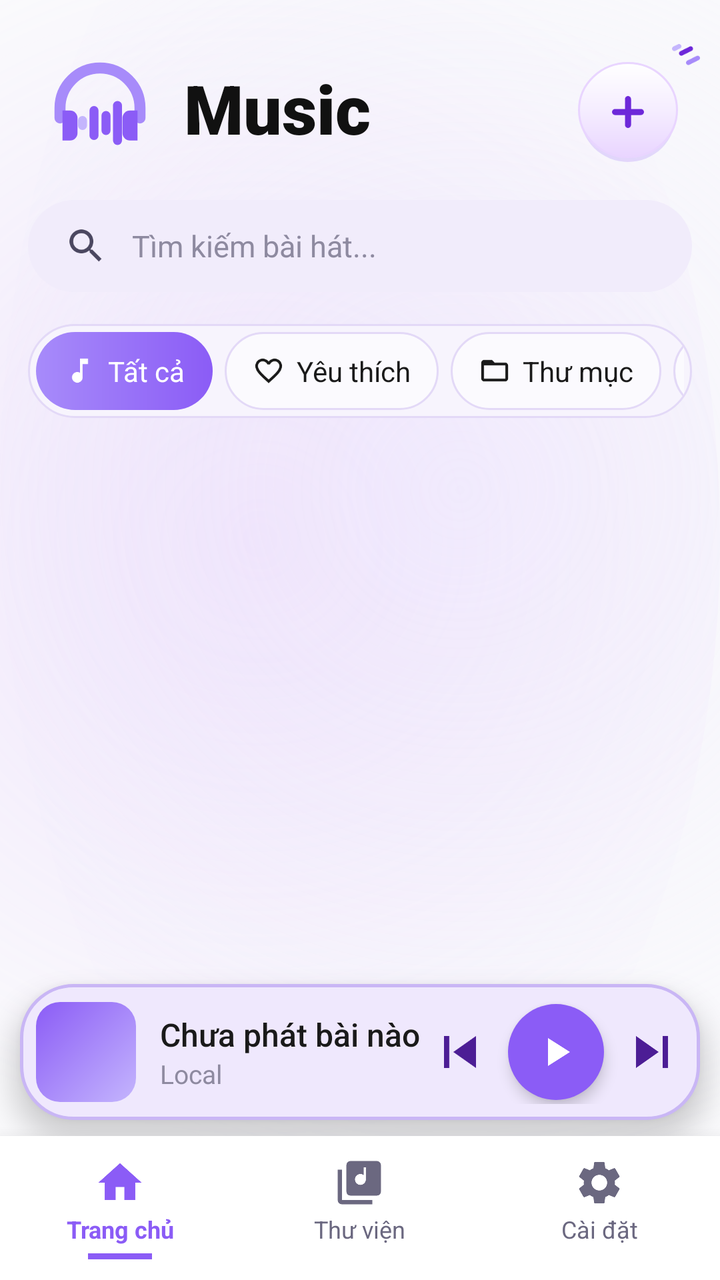
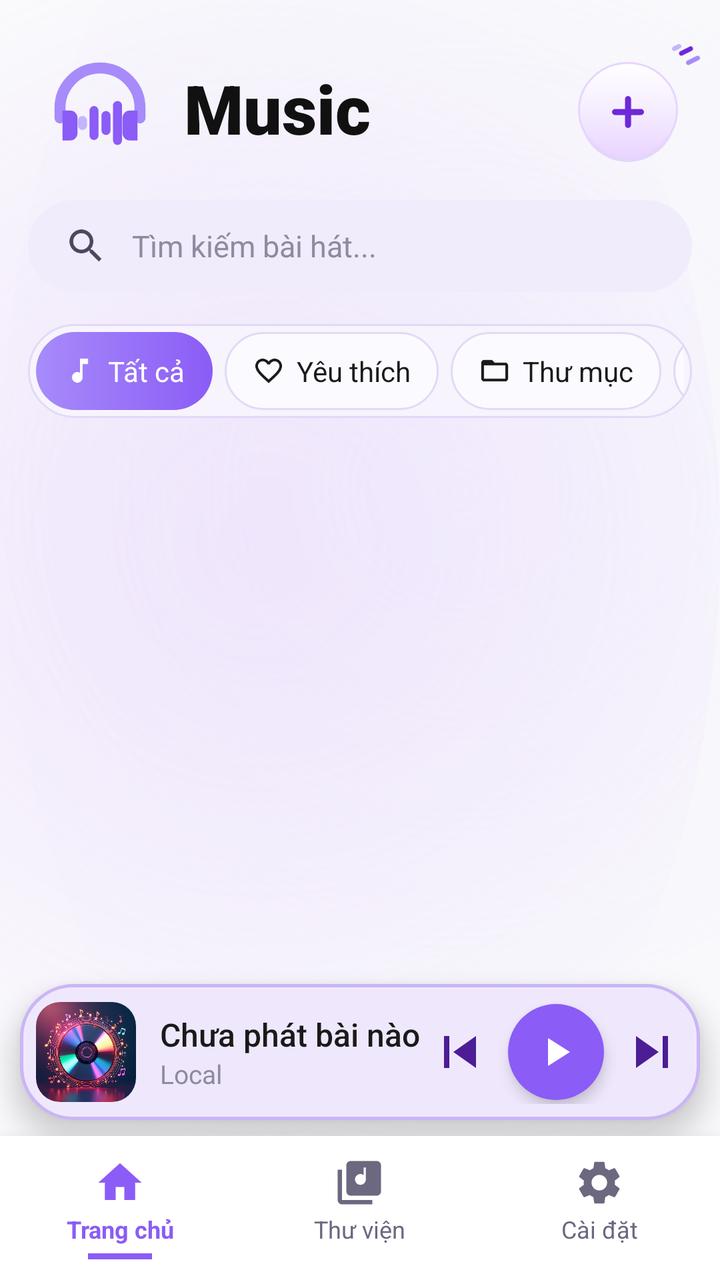

Before-and-after screenshots of an Android layout around one commit, followed by the original layout XML and the change that was made.
<!-- AndroidManifest.xml: application theme Theme.LocalMusic -->
<!-- res/layout/activity_main.xml -->
<?xml version="1.0" encoding="utf-8"?>
<androidx.constraintlayout.widget.ConstraintLayout xmlns:android="http://schemas.android.com/apk/res/android"
    xmlns:app="http://schemas.android.com/apk/res-auto"
    android:layout_width="match_parent"
    android:layout_height="match_parent"
    android:background="@drawable/bg_gradient_header">

    
    <LinearLayout
        android:id="@+id/headerLayout"
        android:layout_width="match_parent"
        android:layout_height="wrap_content"
        android:clipChildren="false"
        android:clipToPadding="false"
        android:gravity="center_vertical"
        android:orientation="horizontal"
        android:paddingHorizontal="20dp"
        android:paddingTop="24dp"
        android:paddingBottom="14dp"
        app:layout_constraintTop_toTopOf="parent">

        <ImageView
            android:layout_width="60dp"
            android:layout_height="60dp"
            android:src="@drawable/ic_logo_vector" />

        <TextView
            android:layout_width="0dp"
            android:layout_height="wrap_content"
            android:layout_marginStart="12dp"
            android:layout_weight="1"
            android:fontFamily="sans-serif-black"
            android:text="Music"
            android:textColor="#111111"
            android:textSize="34sp" />

        <androidx.constraintlayout.widget.ConstraintLayout
            android:layout_width="56dp"
            android:layout_height="56dp"
            android:clipChildren="false"
            android:clipToPadding="false">

            <ImageButton
                android:id="@+id/btnAdd"
                android:layout_width="52dp"
                android:layout_height="52dp"
                android:background="@drawable/bg_btn_add"
                android:src="@drawable/ic_add_purple"
                app:tint="@null"
                app:layout_constraintBottom_toBottomOf="parent"
                app:layout_constraintEnd_toEndOf="parent" />

            <ImageView
                android:layout_width="28dp"
                android:layout_height="28dp"
                android:src="@drawable/ic_sparkles"
                android:translationX="10dp"
                android:translationY="-8dp"
                app:layout_constraintEnd_toEndOf="@id/btnAdd"
                app:layout_constraintTop_toTopOf="@id/btnAdd" />
        </androidx.constraintlayout.widget.ConstraintLayout>

    </LinearLayout>

    
    <LinearLayout
        android:id="@+id/searchBar"
        android:layout_width="match_parent"
        android:layout_height="46dp"
        android:layout_marginHorizontal="14dp"
        android:layout_marginTop="2dp"
        android:background="@drawable/bg_search"
        android:gravity="center_vertical"
        android:orientation="horizontal"
        android:paddingHorizontal="18dp"
        app:layout_constraintTop_toBottomOf="@id/headerLayout">

        <ImageView
            android:layout_width="22dp"
            android:layout_height="22dp"
            android:src="@drawable/ic_search"
            app:tint="#4B4760" />

        <EditText
            android:id="@+id/etSearch"
            android:layout_width="match_parent"
            android:layout_height="match_parent"
            android:layout_marginStart="12dp"
            android:background="@null"
            android:hint="Tìm kiếm bài hát..."
            android:imeOptions="actionSearch"
            android:inputType="text"
            android:maxLines="1"
            android:textColor="@color/text_black"
            android:textColorHint="#8E8AA0"
            android:textSize="15sp" />
    </LinearLayout>

    
    <HorizontalScrollView
        android:id="@+id/categoriesLayout"
        android:layout_width="match_parent"
        android:layout_height="wrap_content"
        android:layout_marginHorizontal="14dp"
        android:layout_marginTop="16dp"
        android:background="@drawable/bg_category_bar"
        android:fillViewport="true"
        android:padding="4dp"
        android:scrollbars="none"
        app:layout_constraintTop_toBottomOf="@id/searchBar">

        <LinearLayout
            android:layout_width="match_parent"
            android:layout_height="wrap_content"
            android:gravity="center_vertical"
            android:orientation="horizontal">

            <TextView
                android:id="@+id/chipAll"
                android:layout_width="wrap_content"
                android:layout_height="wrap_content"
                android:background="@drawable/bg_category_active"
                android:drawableStart="@drawable/ic_chip_music"
                android:drawablePadding="6dp"
                android:gravity="center_vertical"
                android:paddingHorizontal="14dp"
                android:paddingVertical="10dp"
                android:text="Tất cả"
                android:textColor="@color/white"
                android:textSize="14sp"
                app:drawableTint="@color/white" />

            <TextView
                android:id="@+id/chipFav"
                android:layout_width="wrap_content"
                android:layout_height="wrap_content"
                android:layout_marginStart="6dp"
                android:background="@drawable/bg_category_inactive"
                android:drawableStart="@drawable/ic_chip_heart"
                android:drawablePadding="6dp"
                android:gravity="center_vertical"
                android:paddingHorizontal="14dp"
                android:paddingVertical="10dp"
                android:text="Yêu thích"
                android:textColor="@color/text_black"
                android:textSize="14sp"
                app:drawableTint="@color/text_black" />

            <TextView
                android:id="@+id/chipFolder"
                android:layout_width="wrap_content"
                android:layout_height="wrap_content"
                android:layout_marginStart="6dp"
                android:background="@drawable/bg_category_inactive"
                android:drawableStart="@drawable/ic_chip_folder"
                android:drawablePadding="6dp"
                android:gravity="center_vertical"
                android:paddingHorizontal="14dp"
                android:paddingVertical="10dp"
                android:text="Thư mục"
                android:textColor="@color/text_black"
                android:textSize="14sp"
                app:drawableTint="@color/text_black" />

            <TextView
                android:id="@+id/chipRecent"
                android:layout_width="wrap_content"
                android:layout_height="wrap_content"
                android:layout_marginStart="6dp"
                android:background="@drawable/bg_category_inactive"
                android:drawableStart="@drawable/ic_chip_clock"
                android:drawablePadding="6dp"
                android:gravity="center_vertical"
                android:paddingHorizontal="14dp"
                android:paddingVertical="10dp"
                android:text="Gần đây"
                android:textColor="@color/text_black"
                android:textSize="14sp"
                app:drawableTint="@color/text_black" />
        </LinearLayout>
    </HorizontalScrollView>

    
    <androidx.recyclerview.widget.RecyclerView
        android:id="@+id/recyclerView"
        android:layout_width="match_parent"
        android:layout_height="0dp"
        android:layout_marginTop="8dp"
        android:clipToPadding="false"
        android:paddingBottom="8dp"
        app:layout_constraintBottom_toTopOf="@+id/miniPlayer"
        app:layout_constraintTop_toBottomOf="@id/categoriesLayout" />

    
    <LinearLayout
        android:id="@+id/miniPlayer"
        android:layout_width="match_parent"
        android:layout_height="68dp"
        android:layout_marginHorizontal="10dp"
        android:layout_marginBottom="8dp"
        android:background="@drawable/bg_mini_player"
        android:elevation="8dp"
        android:gravity="center_vertical"
        android:orientation="horizontal"
        android:padding="8dp"
        app:layout_constraintBottom_toTopOf="@+id/bottomNav">

        
        <androidx.cardview.widget.CardView
            android:layout_width="50dp"
            android:layout_height="50dp"
            app:cardCornerRadius="12dp"
            app:cardElevation="0dp"
            app:cardBackgroundColor="@color/bg_light">

            <ImageView
                android:id="@+id/ivMiniCover"
                android:layout_width="match_parent"
                android:layout_height="match_parent"
                android:scaleType="centerCrop"
                android:src="@drawable/bg_cover_placeholder" />
        </androidx.cardview.widget.CardView>

        <LinearLayout
            android:layout_width="0dp"
            android:layout_height="wrap_content"
            android:layout_marginStart="12dp"
            android:layout_weight="1"
            android:orientation="vertical">

            <TextView
                android:id="@+id/tvNowPlaying"
                android:layout_width="match_parent"
                android:layout_height="wrap_content"
                android:ellipsize="end"
                android:fontFamily="sans-serif-medium"
                android:maxLines="1"
                android:text="Chưa phát bài nào"
                android:textColor="@color/text_black"
                android:textSize="16sp" />

            <TextView
                android:id="@+id/tvMiniArtist"
                android:layout_width="match_parent"
                android:layout_height="wrap_content"
                android:ellipsize="end"
                android:maxLines="1"
                android:text="Local"
                android:textColor="#8E8AA0"
                android:textSize="13sp" />
        </LinearLayout>

        <ImageView
            android:id="@+id/btnPrev"
            android:layout_width="32dp"
            android:layout_height="32dp"
            android:background="?attr/selectableItemBackgroundBorderless"
            android:src="@drawable/ic_prev"
            app:tint="#4C1D95" />

        <ImageView
            android:id="@+id/btnPlayPause"
            android:layout_width="48dp"
            android:layout_height="48dp"
            android:layout_marginHorizontal="8dp"
            android:background="@drawable/bg_button_purple"
            android:elevation="4dp"
            android:padding="12dp"
            android:src="@drawable/ic_play"
            app:tint="@color/white" />

        <ImageView
            android:id="@+id/btnNext"
            android:layout_width="32dp"
            android:layout_height="32dp"
            android:background="?attr/selectableItemBackgroundBorderless"
            android:src="@drawable/ic_next"
            app:tint="#4C1D95" />
    </LinearLayout>

    
    <LinearLayout
        android:id="@+id/bottomNav"
        android:layout_width="match_parent"
        android:layout_height="72dp"
        android:background="@color/white"
        android:elevation="12dp"
        android:gravity="center"
        android:orientation="horizontal"
        app:layout_constraintBottom_toBottomOf="parent">

        <LinearLayout
            android:layout_width="0dp"
            android:layout_height="wrap_content"
            android:layout_weight="1"
            android:gravity="center_horizontal"
            android:orientation="vertical">

            <TextView
                android:layout_width="wrap_content"
                android:layout_height="wrap_content"
                android:drawableTop="@drawable/ic_nav_home"
                android:drawablePadding="2dp"
                android:gravity="center"
                android:text="Trang chủ"
                android:textColor="@color/purple_primary"
                android:textSize="12sp"
                android:textStyle="bold"
                app:drawableTint="@color/purple_primary" />

            <View
                android:layout_width="32dp"
                android:layout_height="3dp"
                android:layout_marginTop="4dp"
                android:background="@color/purple_primary" />
        </LinearLayout>

        <LinearLayout
            android:layout_width="0dp"
            android:layout_height="wrap_content"
            android:layout_weight="1"
            android:gravity="center_horizontal"
            android:orientation="vertical">

            <TextView
                android:layout_width="wrap_content"
                android:layout_height="wrap_content"
                android:drawableTop="@drawable/ic_nav_library"
                android:drawablePadding="2dp"
                android:gravity="center"
                android:text="Thư viện"
                android:textColor="#6B6880"
                android:textSize="12sp"
                app:drawableTint="#6B6880" />

            <View
                android:layout_width="32dp"
                android:layout_height="3dp"
                android:layout_marginTop="4dp"
                android:visibility="invisible" />
        </LinearLayout>

        <LinearLayout
            android:layout_width="0dp"
            android:layout_height="wrap_content"
            android:layout_weight="1"
            android:gravity="center_horizontal"
            android:orientation="vertical">

            <TextView
                android:layout_width="wrap_content"
                android:layout_height="wrap_content"
                android:drawableTop="@drawable/ic_nav_settings"
                android:drawablePadding="2dp"
                android:gravity="center"
                android:text="Cài đặt"
                android:textColor="#6B6880"
                android:textSize="12sp"
                app:drawableTint="#6B6880" />

            <View
                android:layout_width="32dp"
                android:layout_height="3dp"
                android:layout_marginTop="4dp"
                android:visibility="invisible" />
        </LinearLayout>
    </LinearLayout>

</androidx.constraintlayout.widget.ConstraintLayout>
<!-- resources referenced by this layout -->
<resources>
  <color name="bg_light">#F8F8FC</color>
  <color name="purple_primary">#8B5CF6</color>
  <color name="text_black">#1A1A1A</color>
  <color name="white">#FFFFFF</color>
  <!-- drawable bg_button_purple (drawable) -->
  <shape xmlns:android="http://schemas.android.com/apk/res/android" android:shape="oval">
      <solid android:color="@color/purple_primary" />
  </shape>
  <!-- drawable bg_category_active (drawable) -->
  <shape xmlns:android="http://schemas.android.com/apk/res/android">
      <gradient android:angle="0" android:startColor="#A78BFA" android:endColor="#8B5CF6" />
      <corners android:radius="20dp" />
  </shape>
  <!-- drawable bg_category_bar (drawable) -->
  <shape xmlns:android="http://schemas.android.com/apk/res/android">
      <solid android:color="#F7F4FD" />
      <corners android:radius="26dp" />
      <stroke android:width="1dp" android:color="#E3D9F7" />
  </shape>
  <!-- drawable bg_category_inactive (drawable) -->
  <shape xmlns:android="http://schemas.android.com/apk/res/android">
      <solid android:color="#FBFAFE" />
      <corners android:radius="20dp" />
      <stroke android:width="1dp" android:color="#E3D9F7" />
  </shape>
  <!-- drawable bg_cover_placeholder (drawable) -->
  <shape xmlns:android="http://schemas.android.com/apk/res/android">
      <gradient android:angle="135" android:startColor="#C4B5FD" android:endColor="#8B5CF6" />
  </shape>
  <!-- drawable bg_mini_player (drawable) -->
  <shape xmlns:android="http://schemas.android.com/apk/res/android">
      <solid android:color="#EFE8FD" />
      <corners android:radius="26dp" />
      <stroke android:width="1.5dp" android:color="#C9B6F5" />
  </shape>
  <!-- drawable bg_search (drawable) -->
  <shape xmlns:android="http://schemas.android.com/apk/res/android">
      <solid android:color="#F1ECFB" />
      <corners android:radius="30dp" />
  </shape>
  <!-- drawable ic_chip_music (drawable) -->
  <vector xmlns:android="http://schemas.android.com/apk/res/android"
      android:width="16dp" android:height="16dp"
      android:viewportWidth="24" android:viewportHeight="24">
      <path android:fillColor="#FF000000" android:pathData="M12,3v10.55c-0.59,-0.34 -1.27,-0.55 -2,-0.55 -2.21,0 -4,1.79 -4,4s1.79,4 4,4 4,-1.79 4,-4V7h4V3h-6z" />
  </vector>
  <!-- drawable ic_nav_home (drawable) -->
  <vector xmlns:android="http://schemas.android.com/apk/res/android"
      android:width="26dp" android:height="26dp"
      android:viewportWidth="24" android:viewportHeight="24">
      <path android:fillColor="#FF000000" android:pathData="M10,20v-6h4v6h5v-8h3L12,3 2,12h3v8z" />
  </vector>
  <!-- drawable ic_next (drawable) -->
  <vector xmlns:android="http://schemas.android.com/apk/res/android"
      android:width="24dp" android:height="24dp"
      android:viewportWidth="24" android:viewportHeight="24">
    <path android:fillColor="@android:color/black" android:pathData="M6,18l8.5,-6L6,6v12zM16,6v12h2V6h-2z"/>
  </vector>
  <!-- drawable ic_play (drawable) -->
  <vector xmlns:android="http://schemas.android.com/apk/res/android"
      android:width="24dp" android:height="24dp"
      android:viewportWidth="24" android:viewportHeight="24">
    <path android:fillColor="@android:color/white" android:pathData="M8,5v14l11,-7z"/>
  </vector>
  <!-- drawable ic_prev (drawable) -->
  <vector xmlns:android="http://schemas.android.com/apk/res/android"
      android:width="24dp" android:height="24dp"
      android:viewportWidth="24" android:viewportHeight="24">
    <path android:fillColor="@android:color/black" android:pathData="M6,6h2v12H6zM9.5,12l8.5,6V6z"/>
  </vector>
  <style name="Theme.LocalMusic" parent="Theme.Material3.Light.NoActionBar">
          <item name="android:statusBarColor">@color/white</item>
          <item name="android:windowLightStatusBar">true</item> 
          <item name="android:windowSplashScreenBackground">#000000</item>
          <item name="android:windowSplashScreenAnimatedIcon">@drawable/logo</item>
      </style>
  <!-- unchanged entries left out for length: 12 -->
</resources>

<!-- the commit's change to res/layout/activity_main.xml (unified diff, before → after) -->
@@ -205,7 +205,6 @@
         android:padding="8dp"
         app:layout_constraintBottom_toTopOf="@+id/bottomNav">
 
-        
         <androidx.cardview.widget.CardView
             android:layout_width="50dp"
             android:layout_height="50dp"
@@ -213,12 +212,13 @@
             app:cardElevation="0dp"
             app:cardBackgroundColor="@color/bg_light">
 
+            
             <ImageView
                 android:id="@+id/ivMiniCover"
                 android:layout_width="match_parent"
                 android:layout_height="match_parent"
                 android:scaleType="centerCrop"
-                android:src="@drawable/bg_cover_placeholder" />
+                android:src="@drawable/bg_cover_default" />
         </androidx.cardview.widget.CardView>
 
         <LinearLayout
<!-- resource entries referenced after the edit -->
@@ -25,10 +25,7 @@
       <corners android:radius="20dp" />
       <stroke android:width="1dp" android:color="#E3D9F7" />
   </shape>
-  <!-- drawable bg_cover_placeholder (drawable) -->
-  <shape xmlns:android="http://schemas.android.com/apk/res/android">
-      <gradient android:angle="135" android:startColor="#C4B5FD" android:endColor="#8B5CF6" />
-  </shape>
+  <!-- drawable bg_cover_default: png bitmap (drawable, 70668 bytes) -->
   <!-- drawable bg_mini_player (drawable) -->
   <shape xmlns:android="http://schemas.android.com/apk/res/android">
       <solid android:color="#EFE8FD" />
